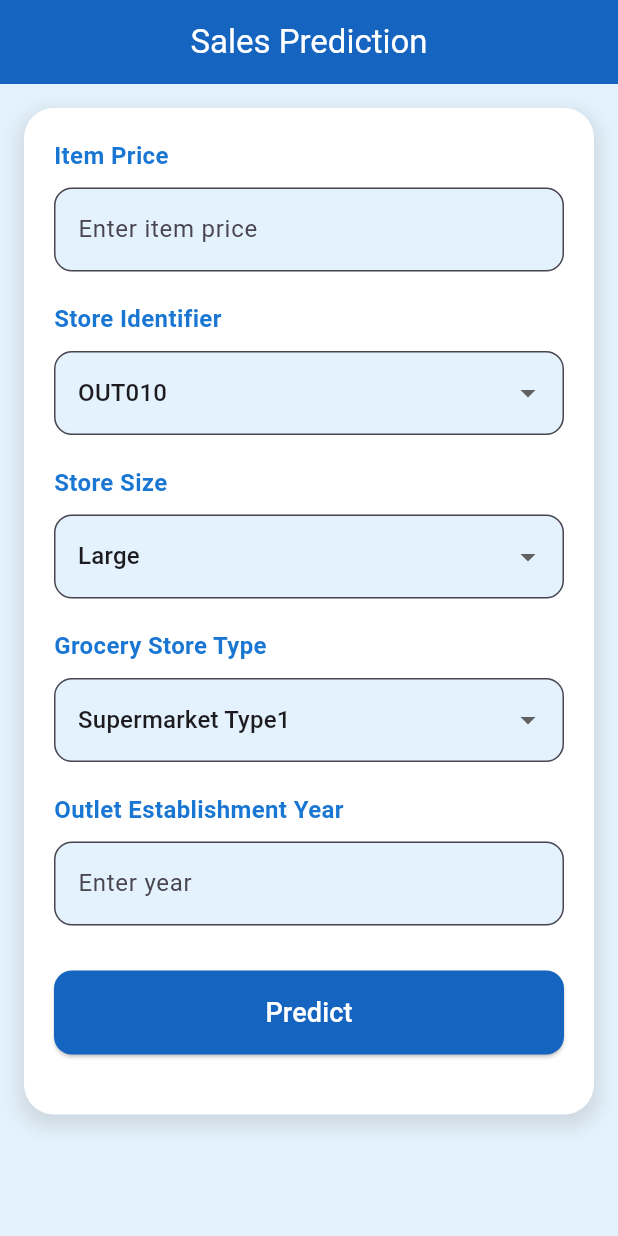
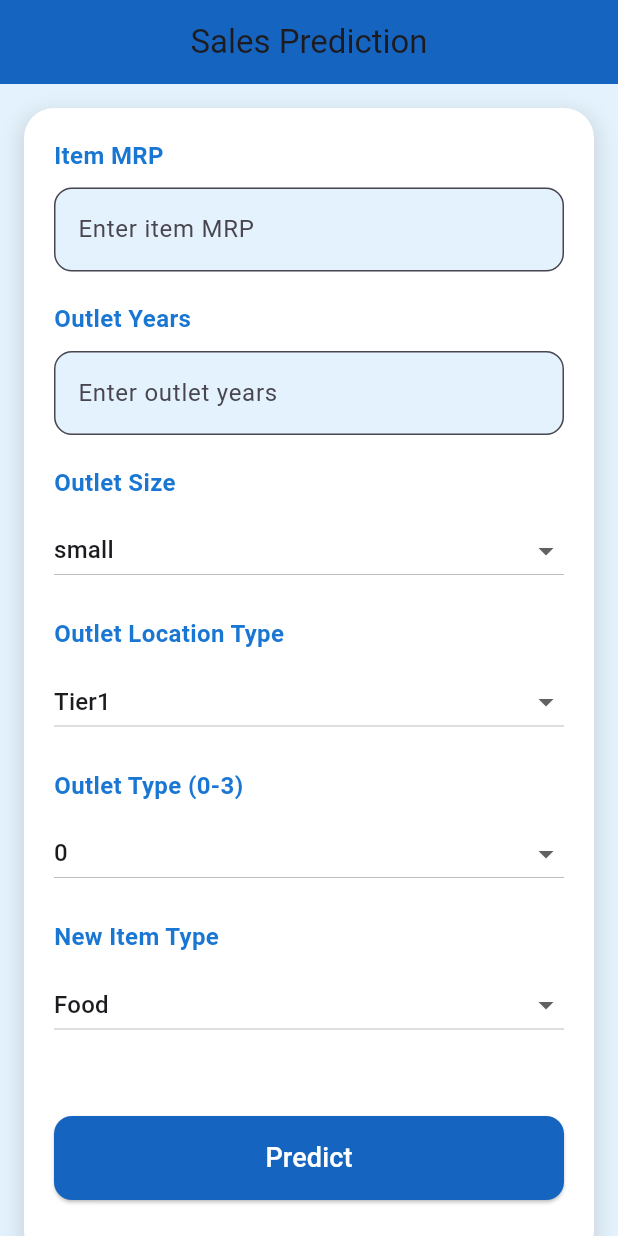
Before and after one commit to 1772hojaz/project, a Flutter app: the screen it shows after launch, on a phone screen of 412 x 824 dp. Run offline on Flutter 3.47's test engine with Material 3 defaults, Android fonts, the phone set to English and light mode, and no system bars.

Commit message:
updated frontend

```diff
--- a/lib/main.dart
+++ b/lib/main.dart
@@ -1,4 +1,6 @@
+import 'dart:convert';
 import 'package:flutter/material.dart';
+import 'package:http/http.dart' as http;
 
 void main() {
   runApp(SalesPredictionApp());
@@ -26,33 +28,77 @@ class SalesPredictionHome extends StatefulWidget {
 
 class _SalesPredictionHomeState extends State<SalesPredictionHome> {
   final TextEditingController itemMRPController = TextEditingController();
-  final TextEditingController establishmentYearController =
-      TextEditingController();
-
-  String selectedOutlet = 'OUT010'; // Default to a valid identifier
-  String selectedSize = 'Large'; // Default to a valid size
-  String selectedType = 'Supermarket Type1'; // Default to a valid type
+  final TextEditingController outletYearsController = TextEditingController();
 
   String result = '';
+  String selectedOutletSize = "small";
+  String selectedOutletLocationType = "Tier1";
+  String selectedOutletType = "0";
+  String selectedNewItemType = "Food";
 
-  void showResult() {
-    // Placeholder for prediction logic
-    double dummyPrediction = 1000.0; // Replace with model prediction logic
+  final List<String> outletSizes = ["small", "medium", "large"];
+  final List<String> outletLocationTypes = ["Tier1", "Tier2", "Tier3"];
+  final List<String> outletTypes = ["0", "1", "2", "3"];
+  final List<String> newItemTypes = ["Food", "Drinks", "Non-Consumable"];
+
+  Future<void> showResult() async {
+    try {
+      final itemMRP = double.tryParse(itemMRPController.text);
+      final outletYears = int.tryParse(outletYearsController.text);
+
+      if (itemMRP == null || outletYears == null) {
         setState(() {
-      result = 'Predicted Sales: \$${dummyPrediction.toStringAsFixed(2)}';
+          result = 'Please enter valid numeric values for all fields.';
         });
+        return;
+      }
+
+      // Map Outlet_Size values to integers
+      final outletSizeMapping = {
+        "small": 1,
+        "medium": 2,
+        "large": 3,
+      };
+
+      var requestData = {
+        'Item_MRP': itemMRP,
+        'Outlet_Size': outletSizeMapping[selectedOutletSize],
+        'Outlet_Location_Type':
+            outletLocationTypes.indexOf(selectedOutletLocationType) + 1,
+        'Outlet_Type': int.parse(selectedOutletType),
+        'New_Item_Type': newItemTypes.indexOf(selectedNewItemType) + 1,
+        'Outlet_Years': outletYears,
+      };
+
+      final response = await http.post(
+        Uri.parse('https://regression-model.onrender.com/predict'),
+        headers: {'Content-Type': 'application/json'},
+        body: json.encode(requestData),
+      );
+
+      if (response.statusCode == 200) {
+        var prediction = json.decode(response.body);
+        setState(() {
+          result =
+              'Predicted Sales: \$${prediction['prediction'].toStringAsFixed(2)}';
+        });
+      } else {
+        setState(() {
+          result = 'Error: ${response.reasonPhrase}';
+        });
+      }
+    } catch (e) {
+      setState(() {
+        result = 'Request failed: $e';
+      });
+    }
   }
 
   @override
   Widget build(BuildContext context) {
     return Scaffold(
       appBar: AppBar(
-        title: Text(
-          'Sales Prediction',
-          style: TextStyle(
-            color: Colors.white,
-          ),
-        ),
+        title: const Text('Sales Prediction'),
         elevation: 0,
         backgroundColor: Colors.blue[800],
         centerTitle: true,
@@ -62,7 +108,7 @@ class _SalesPredictionHomeState extends State<SalesPredictionHome> {
         child: Column(
           children: [
             Container(
-              padding: EdgeInsets.all(20),
+              padding: const EdgeInsets.all(20),
               decoration: BoxDecoration(
                 color: Colors.white,
                 borderRadius: BorderRadius.circular(20),
@@ -71,188 +117,62 @@ class _SalesPredictionHomeState extends State<SalesPredictionHome> {
                     color: Colors.grey.withOpacity(0.3),
                     blurRadius: 10,
                     spreadRadius: 3,
-                    offset: Offset(0, 5),
+                    offset: const Offset(0, 5),
                   ),
                 ],
               ),
               child: Column(
                 crossAxisAlignment: CrossAxisAlignment.start,
                 children: [
-                  Text(
-                    "Item Price",
-                    style: TextStyle(
-                        fontWeight: FontWeight.bold,
-                        color: Colors.blue[700],
-                        fontSize: 16),
-                  ),
-                  SizedBox(height: 10),
-                  TextField(
-                    controller: itemMRPController,
-                    decoration: InputDecoration(
-                      hintText: 'Enter item price',
-                      border: OutlineInputBorder(
-                        borderRadius: BorderRadius.circular(12),
-                      ),
-                      filled: true,
-                      fillColor: Colors.blue[50],
-                    ),
-                    keyboardType: TextInputType.number,
-                  ),
-                  SizedBox(height: 20),
-                  // Store Identifier
-                  Text(
-                    "Store Identifier",
-                    style: TextStyle(
-                        fontWeight: FontWeight.bold,
-                        color: Colors.blue[700],
-                        fontSize: 16),
-                  ),
-                  SizedBox(height: 10),
-                  DropdownButtonFormField<String>(
-                    value: selectedOutlet,
-                    onChanged: (value) {
+                  buildInputField('Item MRP', 'Enter item MRP',
+                      itemMRPController, TextInputType.number),
+                  buildInputField('Outlet Years', 'Enter outlet years',
+                      outletYearsController, TextInputType.number),
+                  buildDropdown('Outlet Size', outletSizes, selectedOutletSize,
+                      (newValue) {
                     setState(() {
-                        selectedOutlet = value!;
+                      selectedOutletSize = newValue!;
                     });
-                    },
-                    items: [
-                      'OUT010',
-                      'OUT013',
-                      'OUT017',
-                      'OUT018',
-                      'OUT019',
-                      'OUT027',
-                      'OUT035',
-                      'OUT045',
-                      'OUT046',
-                      'OUT049'
-                    ].map<DropdownMenuItem<String>>((String value) {
-                      return DropdownMenuItem<String>(
-                        value: value,
-                        child: Text(value),
-                      );
-                    }).toList(),
-                    decoration: InputDecoration(
-                      border: OutlineInputBorder(
-                        borderRadius: BorderRadius.circular(12),
-                      ),
-                      filled: true,
-                      fillColor: Colors.blue[50],
-                    ),
-                  ),
-                  SizedBox(height: 20),
-                  // Store Size
-                  Text(
-                    "Store Size",
-                    style: TextStyle(
-                        fontWeight: FontWeight.bold,
-                        color: Colors.blue[700],
-                        fontSize: 16),
-                  ),
-                  SizedBox(height: 10),
-                  DropdownButtonFormField<String>(
-                    value: selectedSize,
-                    onChanged: (value) {
+                  }),
+                  buildDropdown('Outlet Location Type', outletLocationTypes,
+                      selectedOutletLocationType, (newValue) {
                     setState(() {
-                        selectedSize = value!;
+                      selectedOutletLocationType = newValue!;
                     });
-                    },
-                    items: ['Large', 'Medium', 'Small']
-                        .map<DropdownMenuItem<String>>((String value) {
-                      return DropdownMenuItem<String>(
-                        value: value,
-                        child: Text(value),
-                      );
-                    }).toList(),
-                    decoration: InputDecoration(
-                      border: OutlineInputBorder(
-                        borderRadius: BorderRadius.circular(12),
-                      ),
-                      filled: true,
-                      fillColor: Colors.blue[50],
-                    ),
-                  ),
-                  SizedBox(height: 20),
-                  // Store Type
-                  Text(
-                    "Grocery Store Type",
-                    style: TextStyle(
-                        fontWeight: FontWeight.bold,
-                        color: Colors.blue[700],
-                        fontSize: 16),
-                  ),
-                  SizedBox(height: 10),
-                  DropdownButtonFormField<String>(
-                    value: selectedType,
-                    onChanged: (value) {
+                  }),
+                  buildDropdown(
+                      'Outlet Type (0-3)', outletTypes, selectedOutletType,
+                      (newValue) {
                     setState(() {
-                        selectedType = value!;
+                      selectedOutletType = newValue!;
                     });
-                    },
-                    items: [
-                      'Supermarket Type1',
-                      'Supermarket Type2',
-                      'Supermarket Type3'
-                    ].map<DropdownMenuItem<String>>((String value) {
-                      return DropdownMenuItem<String>(
-                        value: value,
-                        child: Text(value),
-                      );
-                    }).toList(),
-                    decoration: InputDecoration(
-                      border: OutlineInputBorder(
-                        borderRadius: BorderRadius.circular(12),
-                      ),
-                      filled: true,
-                      fillColor: Colors.blue[50],
-                    ),
-                  ),
-                  SizedBox(height: 20),
-                  // Establishment Year
-                  Text(
-                    "Outlet Establishment Year",
-                    style: TextStyle(
-                        fontWeight: FontWeight.bold,
-                        color: Colors.blue[700],
-                        fontSize: 16),
-                  ),
-                  SizedBox(height: 10),
-                  TextField(
-                    controller: establishmentYearController,
-                    decoration: InputDecoration(
-                      hintText: 'Enter year',
-                      border: OutlineInputBorder(
-                        borderRadius: BorderRadius.circular(12),
-                      ),
-                      filled: true,
-                      fillColor: Colors.blue[50],
-                    ),
-                    keyboardType: TextInputType.number,
-                  ),
-                  SizedBox(height: 30),
-                  // Predict Button
+                  }),
+                  buildDropdown(
+                      'New Item Type', newItemTypes, selectedNewItemType,
+                      (newValue) {
+                    setState(() {
+                      selectedNewItemType = newValue!;
+                    });
+                  }),
+                  const SizedBox(height: 30),
                   SizedBox(
-                    width: double.infinity, // Full-width button
+                    width: double.infinity,
                     child: ElevatedButton(
                       onPressed: showResult,
                       style: ElevatedButton.styleFrom(
-                        padding: EdgeInsets.symmetric(vertical: 15),
+                        padding: const EdgeInsets.symmetric(vertical: 15),
                         backgroundColor: Colors.blue[800],
                         shape: RoundedRectangleBorder(
                           borderRadius: BorderRadius.circular(12),
                         ),
                       ),
-                      child: Text(
+                      child: const Text(
                         'Predict',
-                        style: TextStyle(
-                          fontSize: 18,
-                          color:
-                              Colors.white, // Change this to the desired color
+                        style: TextStyle(fontSize: 18, color: Colors.white),
                       ),
                     ),
                   ),
-                  ),
-                  SizedBox(height: 20),
+                  const SizedBox(height: 20),
                   if (result.isNotEmpty)
                     Center(
                       child: Text(
@@ -272,4 +192,63 @@ class _SalesPredictionHomeState extends State<SalesPredictionHome> {
       ),
     );
   }
+
+  Widget buildInputField(String label, String hint,
+      TextEditingController controller, TextInputType keyboardType) {
+    return Column(
+      crossAxisAlignment: CrossAxisAlignment.start,
+      children: [
+        Text(
+          label,
+          style: TextStyle(
+              fontWeight: FontWeight.bold,
+              color: Colors.blue[700],
+              fontSize: 16),
+        ),
+        const SizedBox(height: 10),
+        TextField(
+          controller: controller,
+          decoration: InputDecoration(
+            hintText: hint,
+            border: OutlineInputBorder(
+              borderRadius: BorderRadius.circular(12),
+            ),
+            filled: true,
+            fillColor: Colors.blue[50],
+          ),
+          keyboardType: keyboardType,
+        ),
+        const SizedBox(height: 20),
+      ],
+    );
   }
+
+  Widget buildDropdown(String label, List<String> items, String selectedItem,
+      ValueChanged<String?> onChanged) {
+    return Column(
+      crossAxisAlignment: CrossAxisAlignment.start,
+      children: [
+        Text(
+          label,
+          style: TextStyle(
+              fontWeight: FontWeight.bold,
+              color: Colors.blue[700],
+              fontSize: 16),
+        ),
+        const SizedBox(height: 10),
+        DropdownButton<String>(
+          value: selectedItem,
+          isExpanded: true,
+          onChanged: onChanged,
+          items: items.map<DropdownMenuItem<String>>((String value) {
+            return DropdownMenuItem<String>(
+              value: value,
+              child: Text(value),
+            );
+          }).toList(),
+        ),
+        const SizedBox(height: 20),
+      ],
+    );
+  }
+}
--- a/pubspec.yaml
+++ b/pubspec.yaml
@@ -28,6 +28,7 @@ environment:
 # the latest version available on pub.dev. To see which dependencies have newer
 # versions available, run `flutter pub outdated`.
 dependencies:
+  http: ^1.2.2
   flutter:
     sdk: flutter
 
```
Lines whose indentation alone changed are shown as unchanged.
